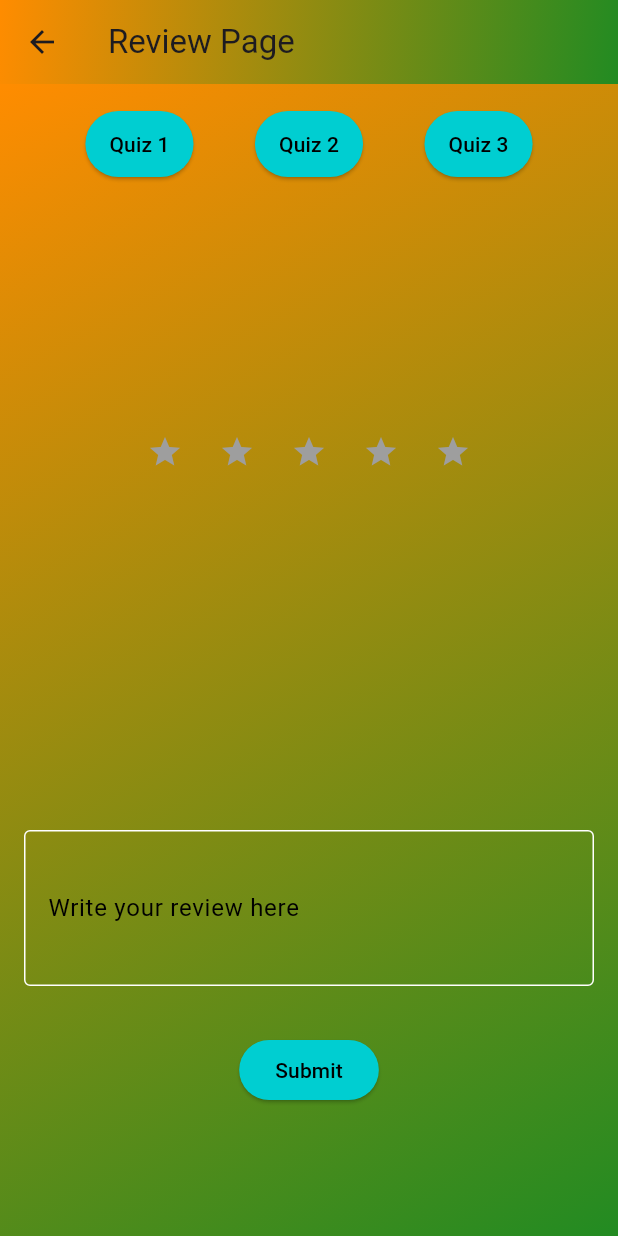
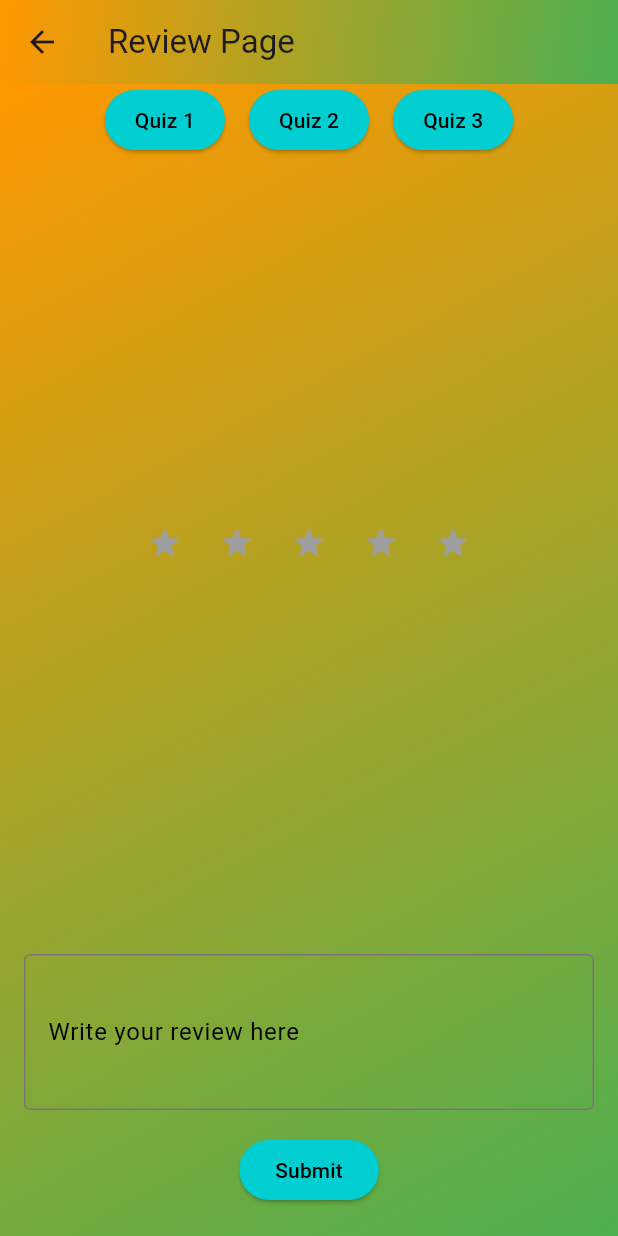
Before and after one commit to sandythomas1/Quiz-App-Upgrades-, a Flutter app: the ReviewPage screen opened directly, on a phone screen of 412 x 824 dp. Run offline on Flutter 3.47's test engine with Material 3 defaults, Android fonts, the phone set to English and light mode, and no system bars; our stand-ins replace google_fonts.

Commit message:
quick fixes

```diff
--- a/lib/review_page.dart
+++ b/lib/review_page.dart
@@ -16,27 +16,30 @@ class ReviewPage extends StatefulWidget {
   const ReviewPage({super.key});
 
   @override
-  State<ReviewPage> createState() {
-    return _ReviewPageState();
-  }
+  State<ReviewPage> createState() => _ReviewPageState();
 }
 
 class _ReviewPageState extends State<ReviewPage> {
   int selectedQuiz = 0;
   int selectedRating = 0;
 
+  final TextEditingController _reviewController = TextEditingController();
+
+  @override
+  void dispose() {
+    _reviewController.dispose();
+    super.dispose();
+  }
+
   @override
   Widget build(BuildContext context) {
     return Scaffold(
       appBar: AppBar(
-        title: Text('Review Page'),
+        title: const Text('Review Page'),
         flexibleSpace: Container(
-          decoration: BoxDecoration(
+          decoration: const BoxDecoration(
             gradient: LinearGradient(
-              colors: [
-                Color.fromARGB(255, 255, 140, 0),
-                Color.fromARGB(255, 34, 139, 34),
-              ],
+              colors: [Colors.orange, Colors.green],
               begin: Alignment.topLeft,
               end: Alignment.bottomRight,
             ),
@@ -44,87 +47,52 @@ class _ReviewPageState extends State<ReviewPage> {
         ),
       ),
       body: Container(
-        decoration: BoxDecoration(
+        decoration: const BoxDecoration(
           gradient: LinearGradient(
-            colors: [
-              Color.fromARGB(255, 255, 140, 0),
-              Color.fromARGB(255, 34, 139, 34),
-            ],
+            colors: [Colors.orange, Colors.green],
             begin: Alignment.topLeft,
             end: Alignment.bottomRight,
           ),
         ),
         child: Column(
           children: [
-            // Quiz selection buttons
+            Row(
+              mainAxisAlignment: MainAxisAlignment.center,
+              children: [
+                for (int i = 1; i <= 3; i++)
                   Padding(
-              padding: const EdgeInsets.all(16.0),
-              child: Row(
-                mainAxisAlignment: MainAxisAlignment.spaceEvenly,
-                children: [
-                  ElevatedButton(
+                    padding: const EdgeInsets.symmetric(horizontal: 8.0),
+                    child: ElevatedButton(
                       onPressed: () {
                         setState(() {
-                        selectedQuiz = 1;
+                          selectedQuiz = i;
                         });
                       },
                       style: ElevatedButton.styleFrom(
-                      backgroundColor: const Color.fromARGB(255, 0, 206, 209),
+                        backgroundColor:
+                            const Color.fromARGB(255, 0, 206, 209),
                         foregroundColor: Colors.black,
-                      padding: EdgeInsets.symmetric(
-                        horizontal: selectedQuiz == 1 ? 24 : 16,
-                        vertical: selectedQuiz == 1 ? 16 : 12,
+                        padding: selectedQuiz == i
+                            ? const EdgeInsets.symmetric(
+                                horizontal: 30, vertical: 20)
+                            : const EdgeInsets.symmetric(
+                                horizontal: 20, vertical: 10),
                       ),
+                      child: Text('Quiz $i'),
                     ),
-                    child: Text('Quiz 1'),
-                  ),
-                  ElevatedButton(
-                    onPressed: () {
-                      setState(() {
-                        selectedQuiz = 2;
-                      });
-                    },
-                    style: ElevatedButton.styleFrom(
-                      backgroundColor: const Color.fromARGB(255, 0, 206, 209),
-                      foregroundColor: Colors.black,
-                      padding: EdgeInsets.symmetric(
-                        horizontal: selectedQuiz == 2 ? 24 : 16,
-                        vertical: selectedQuiz == 2 ? 16 : 12,
-                      ),
-                    ),
-                    child: Text('Quiz 2'),
-                  ),
-                  ElevatedButton(
-                    onPressed: () {
-                      setState(() {
-                        selectedQuiz = 3;
-                      });
-                    },
-                    style: ElevatedButton.styleFrom(
-                      backgroundColor: const Color.fromARGB(255, 0, 206, 209),
-                      foregroundColor: Colors.black,
-                      padding: EdgeInsets.symmetric(
-                        horizontal: selectedQuiz == 3 ? 24 : 16,
-                        vertical: selectedQuiz == 3 ? 16 : 12,
-                      ),
-                    ),
-                    child: Text('Quiz 3'),
                   ),
               ],
             ),
-            ),
-
-            // Spacer to push stars to middle
-            const Spacer(flex: 2),
-
-            // Star rating system
+            const Spacer(),
             Row(
               mainAxisAlignment: MainAxisAlignment.center,
               children: List.generate(5, (index) {
                 return IconButton(
                   icon: Icon(
                     Icons.star,
-                color: selectedRating > index ? Colors.yellow : Colors.grey,
+                    color: selectedRating > index
+                        ? Colors.yellow
+                        : Colors.grey,
                   ),
                   onPressed: () {
                     setState(() {
@@ -134,48 +102,37 @@ class _ReviewPageState extends State<ReviewPage> {
                 );
               }),
             ),
-
-            // Spacer to push text field to bottom half
-            const Spacer(flex: 3),
-
-            // Text box for review
+            const Spacer(),
             Padding(
               padding: const EdgeInsets.all(16.0),
               child: TextField(
-              decoration: InputDecoration(
+                controller: _reviewController,
+                decoration: const InputDecoration(
+                  border: OutlineInputBorder(),
                   labelText: 'Write your review here',
                   labelStyle: TextStyle(color: Colors.black),
-                border: OutlineInputBorder(
-                borderSide: BorderSide(color: Colors.white),
                 ),
-                enabledBorder: OutlineInputBorder(
-                borderSide: BorderSide(color: Colors.white),
-                ),
-                focusedBorder: OutlineInputBorder(
-                borderSide: BorderSide(color: Colors.white),
+                style: const TextStyle(color: Colors.black),
+                minLines: 3,
+                maxLines: null,
               ),
             ),
-              style: TextStyle(color: Colors.black),
-              maxLines: null,
-              minLines: 3,
-              ),
-            ),
-
-            // Submit button
-            Padding(
-              padding: const EdgeInsets.all(16.0),
-              child: ElevatedButton(
+            ElevatedButton(
               onPressed: () {
+                setState(() {
+                  selectedQuiz = 0;
+                  selectedRating = 0;
+                  _reviewController.clear();
+                });
                 Navigator.pop(context);
               },
               style: ElevatedButton.styleFrom(
                 backgroundColor: const Color.fromARGB(255, 0, 206, 209),
                 foregroundColor: Colors.black,
               ),
-              child: Text('Submit'),
+              child: const Text('Submit'),
             ),
-            ),
-            const Spacer(),
+            const SizedBox(height: 20),
           ],
         ),
       ),
```
Lines whose indentation alone changed are shown as unchanged.
